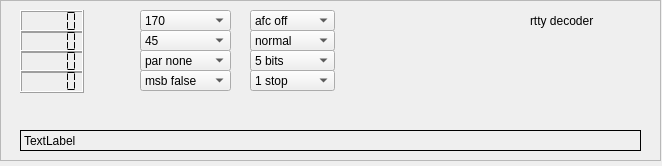
The window that swreceiver/plugins/decoders/rtty-decoder/widget.ui (JvanKatwijk/sdr-j-sw) describes before a commit, drawn with Qt 5.
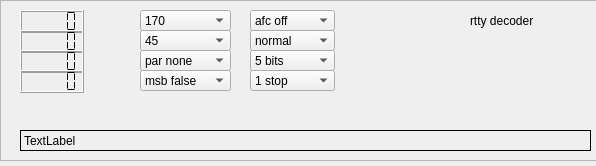
The same window after the commit.

Patch:
```diff
--- a/swreceiver/plugins/decoders/rtty-decoder/widget.ui
+++ b/swreceiver/plugins/decoders/rtty-decoder/widget.ui
@@ -6,7 +6,7 @@
    <rect>
     <x>0</x>
     <y>0</y>
-    <width>662</width>
+    <width>596</width>
     <height>166</height>
    </rect>
   </property>
@@ -85,7 +85,7 @@
      <rect>
       <x>20</x>
       <y>130</y>
-      <width>621</width>
+      <width>571</width>
       <height>21</height>
      </rect>
     </property>
@@ -324,7 +324,7 @@
    <widget class="QLabel" name="label">
     <property name="geometry">
      <rect>
-      <x>530</x>
+      <x>470</x>
       <y>10</y>
       <width>111</width>
       <height>21</height>
```
